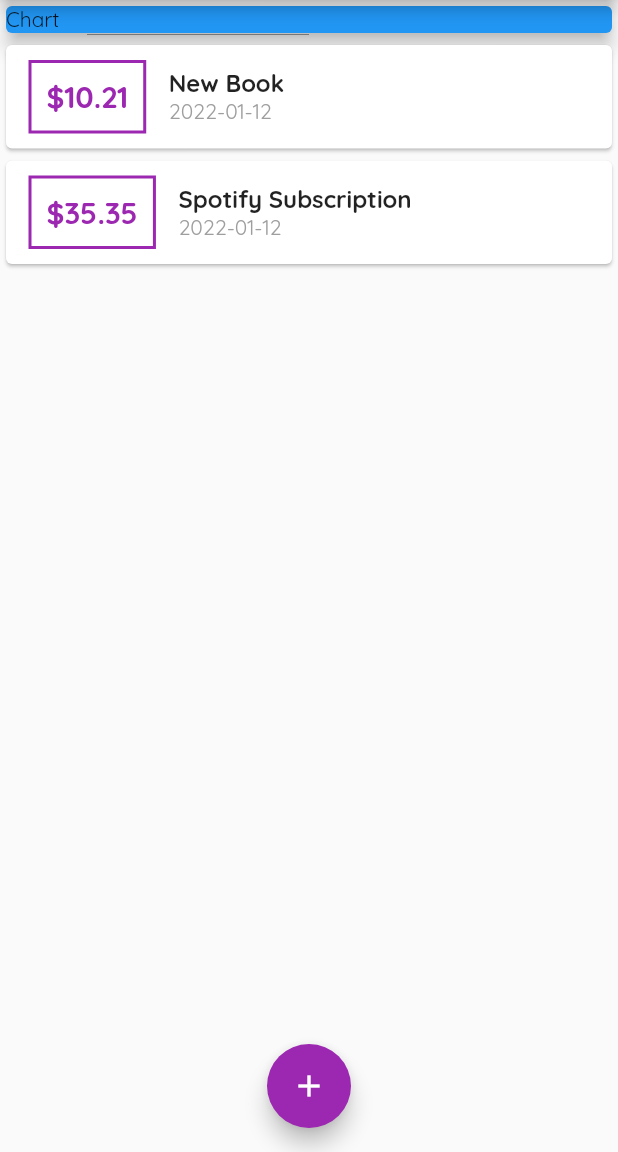
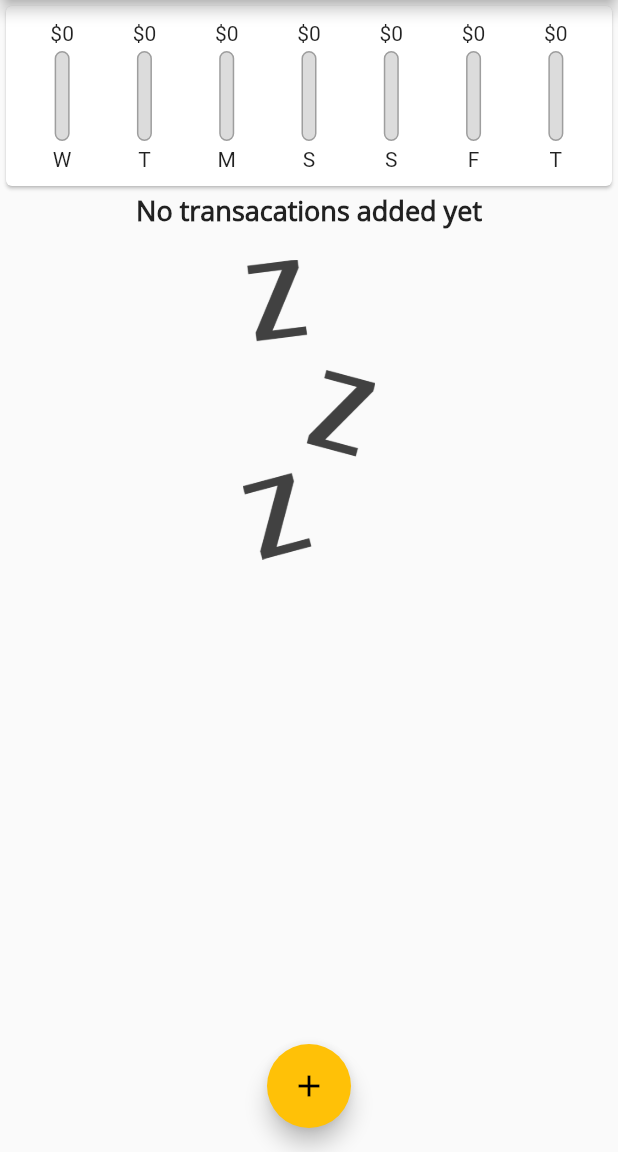
Before and after one commit to bahrie127/course_flutter_udemy_personal_expenses_app, a Flutter app: the screen it shows after launch, on a phone screen of 412 x 824 dp, the part 84-1236 px from its top. Run offline on Flutter 3.47's test engine with Material 2 defaults, Android fonts, the phone set to English and light mode, and no system bars.

Commit message:
Finishing chart bar

```diff
--- a/lib/main.dart
+++ b/lib/main.dart
@@ -2,6 +2,7 @@ import 'package:flutter/material.dart';
 import './models/transaction.dart';
 import './widgets/new_transaction.dart';
 import './widgets/transaction_list.dart';
+import './widgets/chart.dart';
 
 void main() {
   runApp(MyApp());
@@ -12,18 +13,28 @@ class MyApp extends StatelessWidget {
   @override
   Widget build(BuildContext context) {
     return MaterialApp(
-      title: 'Flutter Demo',
+      title: 'Personal Expenses',
       home: MyHomePage(),
       theme: ThemeData(
           primarySwatch: Colors.purple,
+          accentColor: Colors.amber,
           fontFamily: 'Quicksand',
+          textTheme: ThemeData.light().textTheme.copyWith(
+                headline6: TextStyle(
+                  fontFamily: 'OpenSans',
+                  fontSize: 18,
+                  fontWeight: FontWeight.bold,
+                ),
+              ),
           appBarTheme: AppBarTheme(
-              textTheme: ThemeData.light().textTheme.copyWith(
-                      headline6: TextStyle(
+            textTheme: ThemeData.light().textTheme.copyWith(
+                  headline6: TextStyle(
                     fontFamily: 'OpenSans',
                     fontSize: 20,
                     fontWeight: FontWeight.bold,
-                  )))),
+                  ),
+                ),
+          )),
     );
   }
 }
@@ -35,19 +46,29 @@ class MyHomePage extends StatefulWidget {
 
 class _MyHomePageState extends State<MyHomePage> {
   final List<Transaction> _transactions = [
-    Transaction(
-      id: 't1',
-      title: 'New Book',
-      amount: 10.21,
-      date: DateTime.now(),
-    ),
-    Transaction(
-      id: 't2',
-      title: 'Spotify Subscription',
-      amount: 35.35,
-      date: DateTime.now(),
-    ),
+    // Transaction(
+    //   id: 't1',
+    //   title: 'New Book',
+    //   amount: 10.21,
+    //   date: DateTime.now(),
+    // ),
+    // Transaction(
+    //   id: 't2',
+    //   title: 'Spotify Subscription',
+    //   amount: 35.35,
+    //   date: DateTime.now(),
+    // ),
   ];
+
+  List<Transaction> get _recentTransactions {
+    return _transactions.where((element) {
+      return element.date.isAfter(
+        DateTime.now().subtract(
+          Duration(days: 7),
+        ),
+      );
+    }).toList();
+  }
 
   void _addNewTransaction(String txTitle, double txAmount) {
     final newTx = Transaction(
@@ -87,14 +108,7 @@ class _MyHomePageState extends State<MyHomePage> {
           //mainAxisAlignment: MainAxisAlignment.spaceAround,
           crossAxisAlignment: CrossAxisAlignment.stretch,
           children: [
-            Container(
-              width: double.infinity,
-              child: Card(
-                child: Text('Chart'),
-                color: Colors.blue,
-                elevation: 5,
-              ),
-            ),
+            Chart(_recentTransactions),
             TransactionList(_transactions),
           ],
         ),
--- /dev/null
+++ b/lib/widgets/chart.dart
@@ -0,0 +1,61 @@
+import './chat_bar.dart';
+import 'package:flutter/material.dart';
+import '../models/transaction.dart';
+import 'package:intl/intl.dart';
+
+class Chart extends StatelessWidget {
+  final List<Transaction> recentTransactions;
+
+  Chart(this.recentTransactions);
+
+  List<Map<String, Object>> get groupedTransactionValues {
+    return List.generate(7, (index) {
+      final weekDay = DateTime.now().subtract(
+        Duration(days: index),
+      );
+      var totalSum = 0.0;
+
+      for (var i = 0; i < recentTransactions.length; i++) {
+        if (recentTransactions[i].date.day == weekDay.day &&
+            recentTransactions[i].date.month == weekDay.month &&
+            recentTransactions[i].date.year == weekDay.year) {
+          totalSum += recentTransactions[i].amount;
+        }
+      }
+
+      return {
+        'day': DateFormat.E().format(weekDay).substring(0, 1),
+        'amount': totalSum,
+      };
+    });
+  }
+
+  double get totalSpending {
+    return groupedTransactionValues.fold(0.0, (previousValue, element) {
+      return previousValue + double.parse(element['amount'].toString());
+    });
+  }
+
+  @override
+  Widget build(BuildContext context) {
+    return Card(
+      child: Padding(
+        padding: EdgeInsets.all(10),
+        child: Row(
+          mainAxisAlignment: MainAxisAlignment.spaceAround,
+          children: groupedTransactionValues.map((data) {
+            return Flexible(
+              child: ChartBar(
+                data['day'] as String,
+                data['amount'] as double,
+                totalSpending == 0.0
+                    ? 0.0
+                    : (data['amount'] as double) / totalSpending,
+              ),
+            );
+          }).toList(),
+        ),
+      ),
+    );
+  }
+}
--- /dev/null
+++ b/lib/widgets/chat_bar.dart
@@ -0,0 +1,51 @@
+import 'package:flutter/material.dart';
+
+class ChartBar extends StatelessWidget {
+  final String label;
+  final double spendingAmount;
+  final double spendingPctOfTotal;
+
+  ChartBar(this.label, this.spendingAmount, this.spendingPctOfTotal);
+
+  @override
+  Widget build(BuildContext context) {
+    return Column(
+      children: <Widget>[
+        FittedBox(
+          child: Text('\$${spendingAmount.toStringAsFixed(0)}'),
+        ),
+        SizedBox(
+          height: 4,
+        ),
+        Container(
+          height: 60,
+          width: 10,
+          child: Stack(
+            children: <Widget>[
+              Container(
+                decoration: BoxDecoration(
+                  border: Border.all(color: Colors.grey, width: 1.0),
+                  color: Color.fromRGBO(220, 220, 220, 1),
+                  borderRadius: BorderRadius.circular(10),
+                ),
+              ),
+              FractionallySizedBox(
+                heightFactor: spendingPctOfTotal,
+                child: Container(
+                  decoration: BoxDecoration(
+                    color: Theme.of(context).primaryColor,
+                    borderRadius: BorderRadius.circular(10),
+                  ),
+                ),
+              ),
+            ],
+          ),
+        ),
+        SizedBox(
+          height: 4,
+        ),
+        Text(label),
+      ],
+    );
+  }
+}
--- a/lib/widgets/transaction_list.dart
+++ b/lib/widgets/transaction_list.dart
@@ -11,7 +11,25 @@ class TransactionList extends StatelessWidget {
   Widget build(BuildContext context) {
     return Container(
       height: 300,
-      child: ListView.builder(
+      child: transactions.isEmpty
+          ? Column(
+              children: [
+                Text(
+                  'No transacations added yet',
+                  style: Theme.of(context).textTheme.headline6,
+                ),
+                SizedBox(
+                  height: 20,
+                ),
+                Container(
+                    height: 200,
+                    child: Image.asset(
+                      'assets/images/waiting.png',
+                      fit: BoxFit.cover,
+                    )),
+              ],
+            )
+          : ListView.builder(
               itemBuilder: (ctx, index) {
                 return Card(
                   child: Row(
@@ -48,7 +66,8 @@ class TransactionList extends StatelessWidget {
                             ),
                           ),
                           Text(
-                      DateFormat('yyyy-MM-dd').format(transactions[index].date),
+                            DateFormat('yyyy-MM-dd')
+                                .format(transactions[index].date),
                             style: TextStyle(
                               color: Colors.grey,
                             ),
--- a/pubspec.yaml
+++ b/pubspec.yaml
@@ -46,8 +46,8 @@ flutter:
   uses-material-design: true
 
   # To add assets to your application, add an assets section, like this:
-  # assets:
-  #   - images/a_dot_burr.jpeg
+  assets:
+    - assets/images/waiting.png
   #   - images/a_dot_ham.jpeg
 
   # An image asset can refer to one or more resolution-specific "variants", see
```
Also changed, not shown: assets/images/waiting.png (added). Lines whose indentation alone changed are shown as unchanged.
